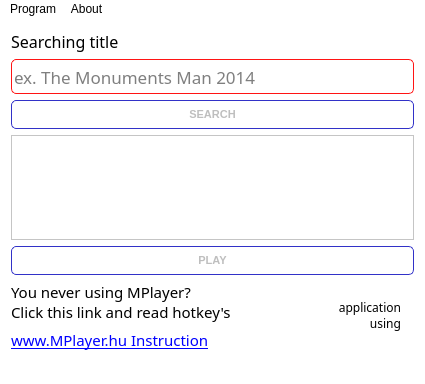
Qt form mainwindow.ui (wernix/CDAMoviePlayer) before a commit.
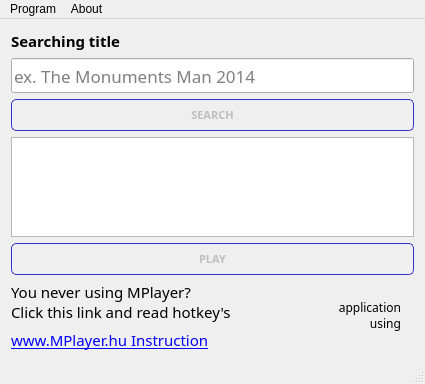
The same form after that commit. Icons and pictures are not drawn.

The edit to the form file:
```diff
--- a/mainwindow.ui
+++ b/mainwindow.ui
@@ -22,9 +22,6 @@
    <iconset resource="resource.qrc">
     <normaloff>:/images/images/logo.png</normaloff>:/images/images/logo.png</iconset>
   </property>
-  <property name="styleSheet">
-   <string notr="true">background-color: rgb(255,255,255);</string>
-  </property>
   <property name="documentMode">
    <bool>true</bool>
   </property>
@@ -36,8 +33,10 @@
        <widget class="QLabel" name="enter_link_label">
         <property name="font">
          <font>
-          <family>Ubuntu Condensed</family>
-          <pointsize>12</pointsize>
+          <family>Sans Serif</family>
+          <pointsize>11</pointsize>
+          <weight>75</weight>
+          <bold>true</bold>
          </font>
         </property>
         <property name="text">
@@ -93,11 +92,7 @@
          <cursorShape>IBeamCursor</cursorShape>
         </property>
         <property name="styleSheet">
-         <string notr="true">QLineEdit {
-border: 1px solid rgb(255,20,20);
-border-radius: 5px;
-}
-</string>
+         <string notr="true"/>
         </property>
         <property name="maxLength">
          <number>160</number>
@@ -120,7 +115,7 @@
         </property>
         <property name="font">
          <font>
-          <family>Ubuntu</family>
+          <family>Sans Serif</family>
           <pointsize>8</pointsize>
           <weight>75</weight>
           <bold>true</bold>
@@ -193,7 +188,7 @@
       </property>
       <property name="font">
        <font>
-        <family>Ubuntu</family>
+        <family>Sans Serif</family>
         <pointsize>8</pointsize>
         <weight>75</weight>
         <bold>true</bold>
@@ -342,14 +337,9 @@
      <x>0</x>
      <y>0</y>
      <width>425</width>
-     <height>20</height>
+     <height>19</height>
     </rect>
    </property>
-   <property name="styleSheet">
-    <string notr="true">QMenuBar {
-background-color: rgb(255,255,255);
-}</string>
-   </property>
    <widget class="QMenu" name="menuProgram">
     <property name="styleSheet">
      <string notr="true">QMenu
```
Left out of the diff: 6 changed lines with no effect on the pictures.
